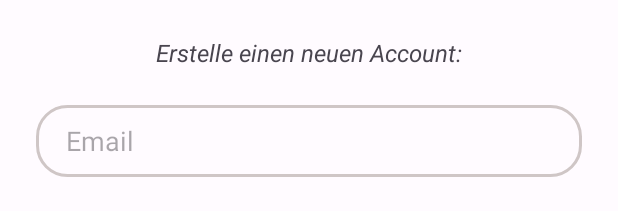
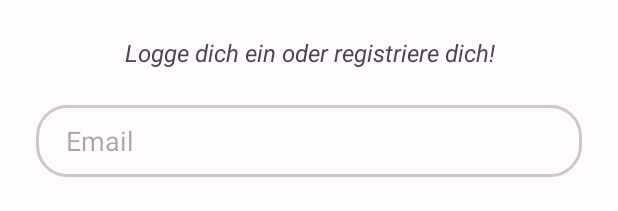
Before and after one commit to AnnemarieKayser/HandRehab, an Android app: the layout signin_tab_fragment.xml on its own in the app's theme, with its tools: preview values and no code run, on a phone screen of 412 x 824 dp. Shown: the top 211 px of the screen. Run offline under Robolectric (Android 15) with nearby library versions, the phone set to English and light mode, and no system bars.

Commit message:
Layout fixes LogInActivity

```diff
--- a/app/src/main/java/com/example/handrehab/LoginInActivity.kt
+++ b/app/src/main/java/com/example/handrehab/LoginInActivity.kt
@@ -36,8 +36,8 @@ class LoginInActivity : AppCompatActivity() {
         viewPager = findViewById(R.id.viewPager)
 
         // --- Überschrift der Tabs --- //
+        tabLayout!!.addTab(tabLayout!!.newTab().setText(R.string.tv_signin))
         tabLayout!!.addTab(tabLayout!!.newTab().setText(R.string.tv_login))
-        tabLayout!!.addTab(tabLayout!!.newTab().setText(R.string.tv_signin))
         tabLayout!!.tabGravity = TabLayout.GRAVITY_FILL
 
         // --- Anbindung des Adapters --- //
--- a/app/src/main/java/com/example/handrehab/login/LoginAdapter.kt
+++ b/app/src/main/java/com/example/handrehab/login/LoginAdapter.kt
@@ -13,10 +13,10 @@ class MyAdapter(private val myContext: Context, fm: FragmentManager, internal va
     override fun getItem(position: Int): Fragment {
         when (position) {
             0 -> {
-                return LoginTabFragment()
+                return SigninTabFragment()
             }
             1 -> {
-                return SigninTabFragment()
+                return LoginTabFragment()
             }
 
             else -> return LoginTabFragment()
--- a/app/src/main/java/com/example/handrehab/login/SigninTabFragment.kt
+++ b/app/src/main/java/com/example/handrehab/login/SigninTabFragment.kt
@@ -8,6 +8,8 @@ import androidx.fragment.app.Fragment
 import com.example.handrehab.R
 import com.example.handrehab.databinding.SigninTabFragmentBinding
 import com.google.firebase.auth.FirebaseAuth
+import splitties.toast.longToast
+import splitties.toast.toast
 
 class SigninTabFragment: Fragment() {
 
@@ -54,9 +56,9 @@ class SigninTabFragment: Fragment() {
                     .addOnCompleteListener {
                         if (it.isSuccessful) {
                             FirebaseAuth.getInstance().signOut()
-                            //toast(R.string.verify_mail)
+                            longToast(R.string.verify_mail)
                         } else {
-                            //toast(it.exception!!.message.toString())
+                            toast(it.exception!!.message.toString())
                         }
                     }
             }
--- a/app/src/main/res/layout/signin_tab_fragment.xml
+++ b/app/src/main/res/layout/signin_tab_fragment.xml
@@ -57,10 +57,13 @@
 
     <TextView
         android:id="@+id/textVieRegister"
-        android:layout_width="wrap_content"
+        android:layout_width="0dp"
         android:layout_height="wrap_content"
+        android:layout_marginStart="8dp"
         android:layout_marginTop="24dp"
-        android:text="@string/tv_register"
+        android:layout_marginEnd="8dp"
+        android:text="@string/tv_login_register"
+        android:textAlignment="center"
         android:textSize="16sp"
         android:textStyle="italic"
         app:layout_constraintEnd_toEndOf="parent"
```
Also changed, not shown: app/src/main/java/com/example/handrehab/login/LoginTabFragment.kt (+7 -7 lines), app/src/main/res/layout/login_tab_fragment.xml (+5 -2 lines).
